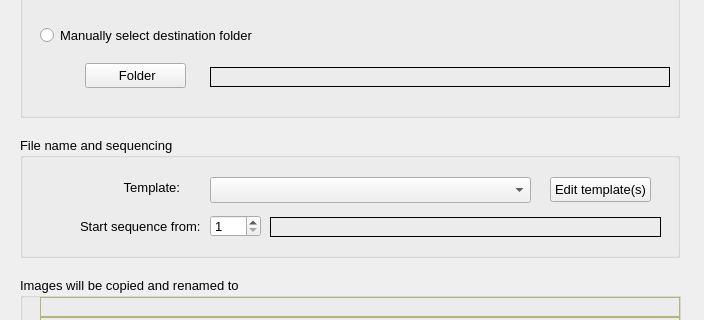
Old version of the form Dialogs/copypickdlg.ui in the repository towhee/Winnow64; both pictures show x 0 to 704 and y 243 to 563 of the 704 by 797 pixel window.
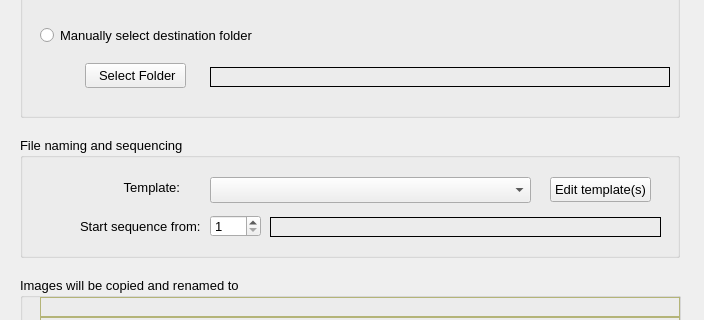
New version of the form.

```diff
--- a/Dialogs/copypickdlg.ui
+++ b/Dialogs/copypickdlg.ui
@@ -531,7 +531,7 @@
      <string/>
     </property>
     <property name="text">
-     <string> Folder</string>
+     <string> Select Folder</string>
     </property>
     <property name="autoDefault">
      <bool>false</bool>
@@ -900,7 +900,7 @@
     <string/>
    </property>
    <property name="title">
-    <string>File name and sequencing</string>
+    <string>File naming and sequencing</string>
    </property>
    <widget class="QLabel" name="existingSequenceLabel">
     <property name="geometry">
```
Left out of the diff: 4 changed lines with no effect on the pictures.
